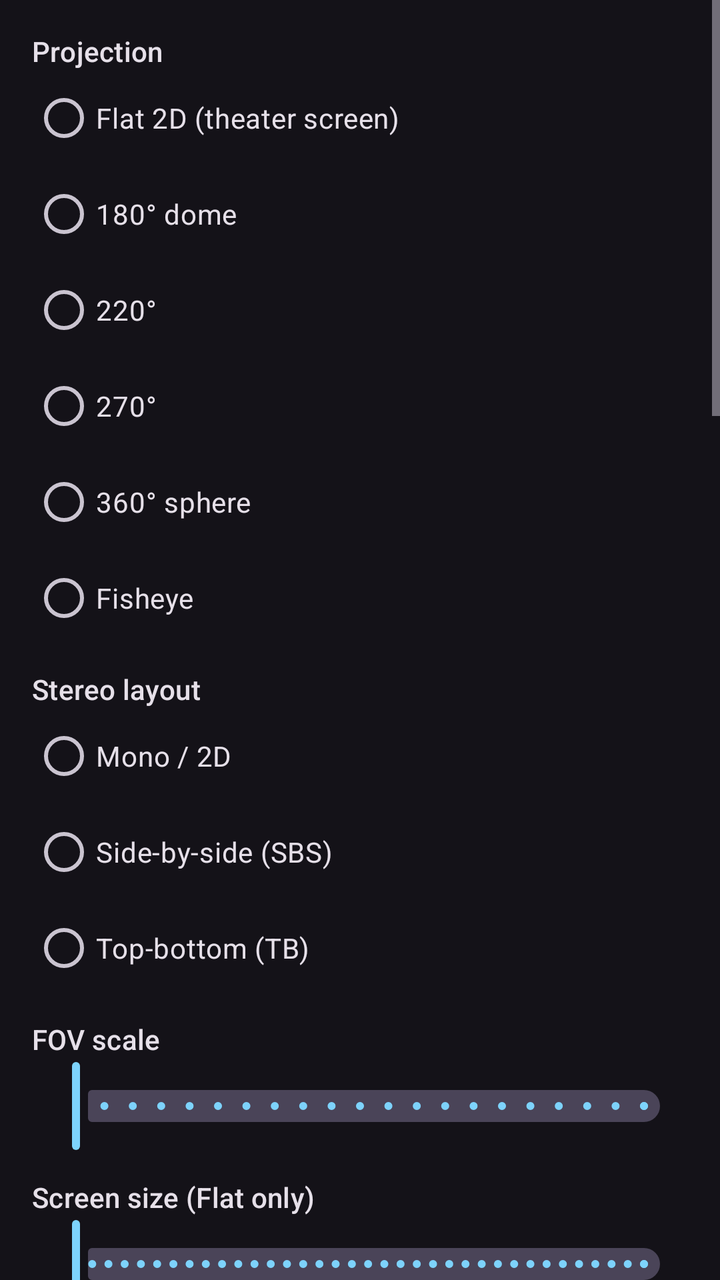
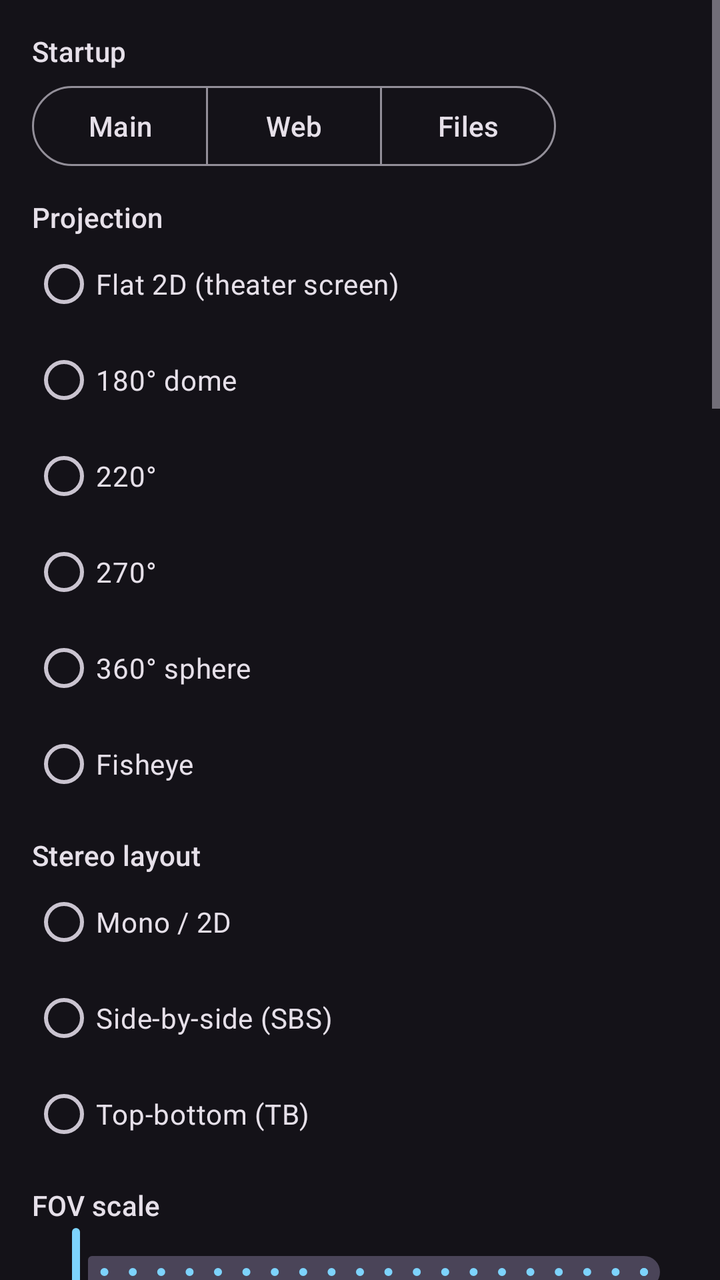

Two renders of the same Android screen: before a commit and after it. Below are the layout's source before the change and the commit's diff.
<!-- AndroidManifest.xml: application theme Theme.SweepVR -->
<!-- res/layout/page_display.xml -->
<?xml version="1.0" encoding="utf-8"?>
<ScrollView xmlns:android="http://schemas.android.com/apk/res/android"
    xmlns:app="http://schemas.android.com/apk/res-auto"
    android:layout_width="match_parent"
    android:layout_height="match_parent">
<LinearLayout
    android:orientation="vertical"
    android:layout_width="match_parent"
    android:layout_height="wrap_content"
    android:padding="16dp">

    <TextView android:text="Projection" android:textAppearance="?attr/textAppearanceTitleSmall"
        android:layout_width="wrap_content" android:layout_height="wrap_content" />
    <RadioGroup android:id="@+id/groupProjection"
        android:layout_width="match_parent" android:layout_height="wrap_content">
        <RadioButton android:id="@+id/modeFlat" android:text="Flat 2D (theater screen)" android:layout_width="wrap_content" android:layout_height="wrap_content" />
        <RadioButton android:id="@+id/mode180" android:text="180° dome" android:layout_width="wrap_content" android:layout_height="wrap_content" />
        <RadioButton android:id="@+id/mode220" android:text="220°" android:layout_width="wrap_content" android:layout_height="wrap_content" />
        <RadioButton android:id="@+id/mode270" android:text="270°" android:layout_width="wrap_content" android:layout_height="wrap_content" />
        <RadioButton android:id="@+id/mode360" android:text="360° sphere" android:layout_width="wrap_content" android:layout_height="wrap_content" />
        <RadioButton android:id="@+id/modeFisheye" android:text="Fisheye" android:layout_width="wrap_content" android:layout_height="wrap_content" />
    </RadioGroup>

    <TextView android:text="Stereo layout" android:textAppearance="?attr/textAppearanceTitleSmall"
        android:layout_width="wrap_content" android:layout_height="wrap_content"
        android:paddingTop="12dp" />
    <RadioGroup android:id="@+id/groupStereo"
        android:layout_width="match_parent" android:layout_height="wrap_content">
        <RadioButton android:id="@+id/stereoMono" android:text="Mono / 2D" android:layout_width="wrap_content" android:layout_height="wrap_content" />
        <RadioButton android:id="@+id/stereoSbs" android:text="Side-by-side (SBS)" android:layout_width="wrap_content" android:layout_height="wrap_content" />
        <RadioButton android:id="@+id/stereoTb" android:text="Top-bottom (TB)" android:layout_width="wrap_content" android:layout_height="wrap_content" />
    </RadioGroup>

    <TextView android:id="@+id/lblFov" android:text="FOV scale"
        android:textAppearance="?attr/textAppearanceTitleSmall"
        android:layout_width="wrap_content" android:layout_height="wrap_content"
        android:paddingTop="12dp" />
    <com.google.android.material.slider.Slider android:id="@+id/sliderFov"
        android:layout_width="match_parent" android:layout_height="wrap_content"
        android:valueFrom="0.5" android:valueTo="1.5" android:stepSize="0.05"
        app:labelBehavior="floating" />

    <TextView android:id="@+id/lblScreenSize" android:text="Screen size (Flat only)"
        android:textAppearance="?attr/textAppearanceTitleSmall"
        android:layout_width="wrap_content" android:layout_height="wrap_content"
        android:paddingTop="12dp" />
    <com.google.android.material.slider.Slider android:id="@+id/sliderScreenSize"
        android:layout_width="match_parent" android:layout_height="wrap_content"
        android:valueFrom="0.5" android:valueTo="10" android:stepSize="0.25"
        app:labelBehavior="floating" />

    <TextView android:id="@+id/lblScreenCurve" android:text="Screen curve (Flat only)"
        android:textAppearance="?attr/textAppearanceTitleSmall"
        android:layout_width="wrap_content" android:layout_height="wrap_content"
        android:paddingTop="12dp" />
    <com.google.android.material.slider.Slider android:id="@+id/sliderCurve"
        android:layout_width="match_parent" android:layout_height="wrap_content"
        android:valueFrom="0" android:valueTo="100" android:stepSize="5"
        app:labelBehavior="floating" />

    <TextView android:id="@+id/lblIpd" android:text="Eye separation (IPD)"
        android:textAppearance="?attr/textAppearanceTitleSmall"
        android:layout_width="wrap_content" android:layout_height="wrap_content" />
    <com.google.android.material.slider.Slider android:id="@+id/sliderIpd"
        android:layout_width="match_parent" android:layout_height="wrap_content"
        android:valueFrom="40" android:valueTo="80" android:stepSize="1"
        app:labelBehavior="floating" />

    <TextView android:id="@+id/lblLensK1" android:text="Lens distortion k1"
        android:textAppearance="?attr/textAppearanceTitleSmall"
        android:layout_width="wrap_content" android:layout_height="wrap_content"
        android:paddingTop="12dp" />
    <com.google.android.material.slider.Slider android:id="@+id/sliderLensK1"
        android:layout_width="match_parent" android:layout_height="wrap_content"
        android:valueFrom="0" android:valueTo="1" android:stepSize="0.01"
        app:labelBehavior="floating" />

    <TextView android:id="@+id/lblLensK2" android:text="Lens distortion k2"
        android:textAppearance="?attr/textAppearanceTitleSmall"
        android:layout_width="wrap_content" android:layout_height="wrap_content" />
    <com.google.android.material.slider.Slider android:id="@+id/sliderLensK2"
        android:layout_width="match_parent" android:layout_height="wrap_content"
        android:valueFrom="0" android:valueTo="1" android:stepSize="0.01"
        app:labelBehavior="floating" />

    <TextView android:id="@+id/lblLensStrength" android:text="Lens strength"
        android:textAppearance="?attr/textAppearanceTitleSmall"
        android:layout_width="wrap_content" android:layout_height="wrap_content"
        android:paddingTop="12dp" />
    <com.google.android.material.slider.Slider android:id="@+id/sliderLensStrength"
        android:layout_width="match_parent" android:layout_height="wrap_content"
        android:valueFrom="0" android:valueTo="3" android:stepSize="0.05"
        app:labelBehavior="floating" />

    <TextView android:id="@+id/lblMenuAngleUp" android:text="Play-menu look-up angle"
        android:textAppearance="?attr/textAppearanceTitleSmall"
        android:layout_width="wrap_content" android:layout_height="wrap_content"
        android:paddingTop="12dp" />
    <com.google.android.material.slider.Slider android:id="@+id/sliderMenuAngleUp"
        android:layout_width="match_parent" android:layout_height="wrap_content"
        android:valueFrom="10" android:valueTo="60" android:stepSize="1"
        app:labelBehavior="floating" />

    <TextView android:id="@+id/lblMenuAngleDown" android:text="Play-menu look-down angle"
        android:textAppearance="?attr/textAppearanceTitleSmall"
        android:layout_width="wrap_content" android:layout_height="wrap_content"
        android:paddingTop="12dp" />
    <com.google.android.material.slider.Slider android:id="@+id/sliderMenuAngleDown"
        android:layout_width="match_parent" android:layout_height="wrap_content"
        android:valueFrom="10" android:valueTo="60" android:stepSize="1"
        app:labelBehavior="floating" />

    <com.google.android.material.switchmaterial.SwitchMaterial
        android:id="@+id/switchSwapEyes"
        android:layout_width="match_parent" android:layout_height="wrap_content"
        android:text="Swap left/right eyes" />

    <com.google.android.material.switchmaterial.SwitchMaterial
        android:id="@+id/switchPin"
        android:layout_width="match_parent" android:layout_height="wrap_content"
        android:text="Pin video in front (no look-around)" />

    <com.google.android.material.switchmaterial.SwitchMaterial
        android:id="@+id/switchSweep"
        android:layout_width="match_parent" android:layout_height="wrap_content"
        android:text="Sensor test sweep (diagnostics)" />

    <com.google.android.material.switchmaterial.SwitchMaterial
        android:id="@+id/switchSwDecode"
        android:layout_width="match_parent" android:layout_height="wrap_content"
        android:text="Software video decoding (compat, slower)" />

    <com.google.android.material.switchmaterial.SwitchMaterial
        android:id="@+id/switchCircleRecenter"
        android:layout_width="match_parent" android:layout_height="wrap_content"
        android:text="Head-circle gesture arms recenter" />

    <com.google.android.material.switchmaterial.SwitchMaterial
        android:id="@+id/switchTooltip"
        android:layout_width="match_parent" android:layout_height="wrap_content"
        android:text="Show gaze tooltip" />

    <com.google.android.material.switchmaterial.SwitchMaterial
        android:id="@+id/switchDistortion"
        android:layout_width="match_parent" android:layout_height="wrap_content"
        android:text="Lens distortion correction (Cardboard)" />

    <com.google.android.material.switchmaterial.SwitchMaterial
        android:id="@+id/switchPanoHq"
        android:layout_width="match_parent" android:layout_height="wrap_content"
        android:text="High-density panorama mesh" />

    <TextView android:id="@+id/lblZoom" android:text="Video size (zoom)"
        android:textAppearance="?attr/textAppearanceTitleSmall"
        android:layout_width="wrap_content" android:layout_height="wrap_content" />
    <com.google.android.material.slider.Slider android:id="@+id/sliderZoom"
        android:layout_width="match_parent" android:layout_height="wrap_content"
        android:valueFrom="0.1" android:valueTo="20" android:stepSize="0.05"
        app:labelBehavior="floating" />

    <TextView android:id="@+id/lblSkip" android:text="Skip forward/back (seconds)"
        android:textAppearance="?attr/textAppearanceTitleSmall"
        android:layout_width="wrap_content" android:layout_height="wrap_content" />
    <com.google.android.material.slider.Slider android:id="@+id/sliderSkip"
        android:layout_width="match_parent" android:layout_height="wrap_content"
        android:valueFrom="2" android:valueTo="60" android:stepSize="1"
        app:labelBehavior="floating" />

    <TextView android:id="@+id/lblPanel" android:text="Browser panel distance"
        android:textAppearance="?attr/textAppearanceTitleSmall"
        android:layout_width="wrap_content" android:layout_height="wrap_content" />
    <com.google.android.material.slider.Slider android:id="@+id/sliderPanel"
        android:layout_width="match_parent" android:layout_height="wrap_content"
        android:valueFrom="1.2" android:valueTo="5" android:stepSize="0.1"
        app:labelBehavior="floating" />

    <TextView android:id="@+id/lblDwell" android:text="Gaze select delay"
        android:textAppearance="?attr/textAppearanceTitleSmall"
        android:layout_width="wrap_content" android:layout_height="wrap_content" />
    <com.google.android.material.slider.Slider android:id="@+id/sliderDwell"
        android:layout_width="match_parent" android:layout_height="wrap_content"
        android:valueFrom="400" android:valueTo="4000" android:stepSize="100"
        app:labelBehavior="floating" />

    <com.google.android.material.switchmaterial.SwitchMaterial
        android:id="@+id/switchStartInVrBrowser"
        android:layout_width="match_parent" android:layout_height="wrap_content"
        android:text="Start VR in file browser (recommended)"
        android:paddingTop="12dp" />

    <com.google.android.material.textfield.TextInputLayout
        android:layout_width="match_parent" android:layout_height="wrap_content"
        android:hint="Proxy buffer KB (per read)"
        android:paddingTop="8dp">
        <com.google.android.material.textfield.TextInputEditText
            android:id="@+id/editBufferKb"
            android:layout_width="match_parent" android:layout_height="wrap_content"
            android:inputType="number" android:text="256" />
    </com.google.android.material.textfield.TextInputLayout>
</LinearLayout>
</ScrollView>
<!-- resources referenced by this layout -->
<resources>
  <style name="Theme.SweepVR" parent="Theme.Material3.Dark.NoActionBar">
          <item name="colorPrimary">@color/limpet_accent</item>
      </style>
  <color name="limpet_accent">#7DD3FC</color>
</resources>

<!-- the commit's change to res/layout/page_display.xml (unified diff, before → after) -->
@@ -9,8 +9,28 @@
     android:layout_height="wrap_content"
     android:padding="16dp">
 
+    <TextView android:text="Startup" android:textAppearance="?attr/textAppearanceTitleSmall"
+        android:layout_width="wrap_content" android:layout_height="wrap_content" />
+    <com.google.android.material.button.MaterialButtonToggleGroup
+        android:id="@+id/groupStartup"
+        android:layout_width="wrap_content" android:layout_height="wrap_content"
+        android:layout_marginTop="4dp"
+        app:singleSelection="true"
+        app:selectionRequired="true">
+        <com.google.android.material.button.MaterialButton android:id="@+id/btnStartupMain" android:text="Main"
+            style="?attr/materialButtonOutlinedStyle"
+            android:layout_width="wrap_content" android:layout_height="wrap_content" />
+        <com.google.android.material.button.MaterialButton android:id="@+id/btnStartupWeb" android:text="Web"
+            style="?attr/materialButtonOutlinedStyle"
+            android:layout_width="wrap_content" android:layout_height="wrap_content" />
+        <com.google.android.material.button.MaterialButton android:id="@+id/btnStartupFiles" android:text="Files"
+            style="?attr/materialButtonOutlinedStyle"
+            android:layout_width="wrap_content" android:layout_height="wrap_content" />
+    </com.google.android.material.button.MaterialButtonToggleGroup>
+
     <TextView android:text="Projection" android:textAppearance="?attr/textAppearanceTitleSmall"
-        android:layout_width="wrap_content" android:layout_height="wrap_content" />
+        android:layout_width="wrap_content" android:layout_height="wrap_content"
+        android:paddingTop="12dp" />
     <RadioGroup android:id="@+id/groupProjection"
         android:layout_width="match_parent" android:layout_height="wrap_content">
         <RadioButton android:id="@+id/modeFlat" android:text="Flat 2D (theater screen)" android:layout_width="wrap_content" android:layout_height="wrap_content" />
@@ -182,12 +202,6 @@
         android:valueFrom="400" android:valueTo="4000" android:stepSize="100"
         app:labelBehavior="floating" />
 
-    <com.google.android.material.switchmaterial.SwitchMaterial
-        android:id="@+id/switchStartInVrBrowser"
-        android:layout_width="match_parent" android:layout_height="wrap_content"
-        android:text="Start VR in file browser (recommended)"
-        android:paddingTop="12dp" />
-
     <com.google.android.material.textfield.TextInputLayout
         android:layout_width="match_parent" android:layout_height="wrap_content"
         android:hint="Proxy buffer KB (per read)"
